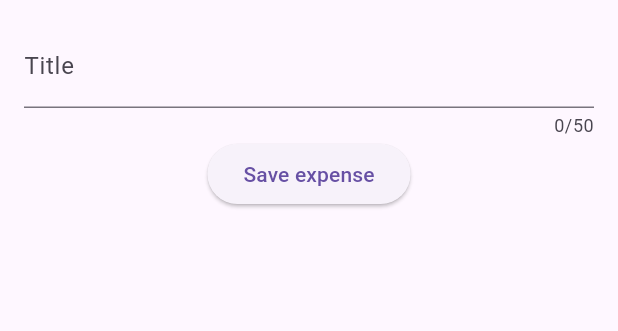
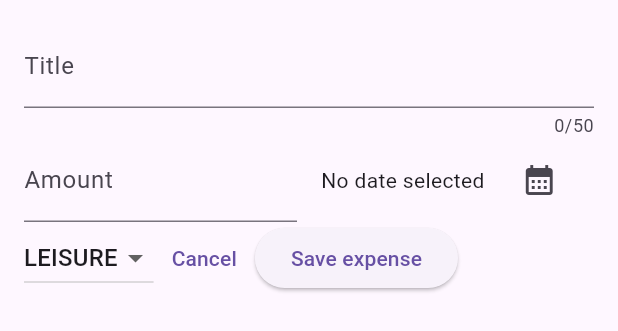
Before and after one commit to AnexDev1/mela_tracker, a Flutter app: the NewExpense widget shown alone on an empty page, opened directly, on a phone screen of 412 x 824 dp. Shown: the top 331 px of the screen. Run offline on Flutter 3.47's test engine with Material 3 defaults, Android fonts, the phone set to English and light mode, and no system bars.

Commit message:
implemented dropdown and added more widgets

```diff
--- a/lib/widgets/new_expense.dart
+++ b/lib/widgets/new_expense.dart
@@ -1,4 +1,5 @@
 import 'package:flutter/material.dart';
+import 'package:mela_tracker/models/expense.dart';
 
 class NewExpense extends StatefulWidget {
   const NewExpense({super.key});
@@ -9,13 +10,31 @@
 
 class _NewExpenseState extends State<NewExpense> {
   final _titleController = TextEditingController();
+  final _amountController = TextEditingController();
+  DateTime? _selectedDate;
+  Category _selectedCategory = Category.leisure;
+
+  void _presentDatePicker() async {
+    final now = DateTime.now();
+    final firstDate = DateTime(now.year - 1, now.month, now.day);
+    final pickedDate = await showDatePicker(
+      context: context,
+      firstDate: firstDate,
+      lastDate: now,
+    );
+    setState(() {
+      _selectedDate = pickedDate;
+    });
+  }
 
   @override
   void dispose() {
     _titleController.dispose();
+    _amountController.dispose();
     super.dispose();
   }
 
+  @override
   Widget build(BuildContext context) {
     return Padding(
       padding: const EdgeInsets.all(16),
@@ -28,11 +47,82 @@
               label: Text('Title'),
             ),
           ),
-          ElevatedButton(
-            onPressed: () {
-              print(_titleController.text);
-            },
-            child: const Text('Save expense'),
+          Row(
+            children: [
+              Expanded(
+                child: TextField(
+                  controller: _amountController,
+                  keyboardType: TextInputType.number,
+                  decoration: const InputDecoration(
+                    prefixText: '\$ ',
+                    label: Text('Amount'),
+                  ),
+                ),
+              ),
+              const SizedBox(
+                width: 16,
+              ),
+              Expanded(
+                child: Row(
+                  mainAxisAlignment: MainAxisAlignment.end,
+                  crossAxisAlignment: CrossAxisAlignment.center,
+                  children: [
+                    Text(
+                      _selectedDate == null
+                          ? 'No date selected'
+                          : formatter.format(
+                              _selectedDate!,
+                            ),
+                    ),
+                    Expanded(
+                      child: IconButton(
+                        onPressed: _presentDatePicker,
+                        icon: const Icon(
+                          Icons.calendar_month,
+                        ),
+                      ),
+                    ),
+                  ],
+                ),
+              ),
+            ],
+          ),
+          Row(
+            children: [
+              DropdownButton(
+                  value: _selectedCategory,
+                  items: Category.values
+                      .map(
+                        (category) => DropdownMenuItem(
+                          value: category,
+                          child: Text(
+                            category.name.toUpperCase(),
+                          ),
+                        ),
+                      )
+                      .toList(),
+                  onChanged: (value) {
+                    if (value == null) {
+                      return;
+                    }
+                    setState(() {
+                      _selectedCategory = value;
+                    });
+                  }),
+              TextButton(
+                onPressed: () {
+                  Navigator.pop(context);
+                },
+                child: const Text('Cancel'),
+              ),
+              ElevatedButton(
+                onPressed: () {
+                  print(_titleController.text);
+                  print(_amountController.text);
+                },
+                child: const Text('Save expense'),
+              ),
+            ],
           ),
         ],
       ),
```
